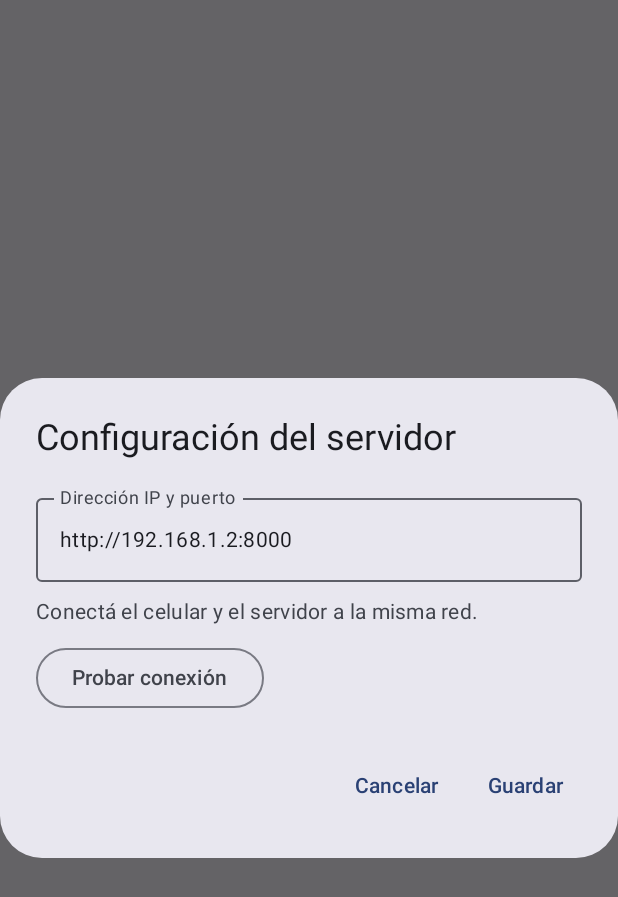
After one commit to McLoviing/How-to-build-a-Bondi-System, an Android app built with Jetpack Compose: the composable DialogServidor shown on its own in the app's theme, on a phone screen of 412 x 824 dp. The commit adds this screen. Shown: the top 897 px of the screen. Run offline under Robolectric (Android 15) with nearby library versions, the phone set to English and light mode, and no system bars; libraries missing offline, so code that uses them is left out: org.maplibre.android; 2 statements that could not run were skipped.

Commit message:
Implementar configuracion dinamica del servidor desde Android

```diff
--- /dev/null
+++ b/android/app/src/main/java/com/example/bondibariloche/DialogServidor.kt
@@ -0,0 +1,67 @@
+package com.example.bondibariloche
+
+import androidx.compose.foundation.layout.*
+import androidx.compose.material3.*
+import androidx.compose.runtime.*
+import androidx.compose.ui.Modifier
+import androidx.compose.ui.platform.LocalContext
+import androidx.compose.ui.unit.dp
+import com.example.bondibariloche.data.ApiConfig
+import com.example.bondibariloche.data.BondiApi
+import kotlinx.coroutines.CancellationException
+import kotlinx.coroutines.launch
+
+@Composable
+fun DialogServidor(cerrar: () -> Unit, guardado: () -> Unit) {
+    val contexto = LocalContext.current
+    val scope = rememberCoroutineScope()
+    var direccion by remember { mutableStateOf(ApiConfig.baseUrl) }
+    var mensaje by remember { mutableStateOf("") }
+    var probando by remember { mutableStateOf(false) }
+    AlertDialog(
+        onDismissRequest = cerrar,
+        title = { Text("Configuración del servidor") },
+        text = {
+            Column(verticalArrangement = Arrangement.spacedBy(10.dp)) {
+                OutlinedTextField(
+                    value = direccion,
+                    onValueChange = { direccion = it; mensaje = "" },
+                    label = { Text("Dirección IP y puerto") },
+                    placeholder = { Text("192.168.1.34:8000") },
+                    singleLine = true,
+                    enabled = !probando,
+                    modifier = Modifier.fillMaxWidth()
+                )
+                Text("Conectá el celular y el servidor a la misma red.")
+                OutlinedButton(enabled = !probando, onClick = {
+                    probando = true
+                    mensaje = "Probando conexión..."
+                    scope.launch {
+                        try {
+                            val cantidad = BondiApi.probarServidor(direccion)
+                            mensaje = "Conexión correcta: $cantidad paradas."
+                        } catch (e: CancellationException) {
+                            throw e
+                        } catch (e: Exception) {
+                            mensaje = e.message ?: "Error de conexión."
+                        } finally {
+                            probando = false
+                        }
+                    }
+                }) { Text("Probar conexión") }
+                if (mensaje.isNotEmpty()) Text(mensaje)
+            }
+        },
+        confirmButton = {
+            TextButton(enabled = !probando, onClick = {
+                try {
+                    ApiConfig.guardarUrl(contexto, direccion)
+                    guardado()
+                } catch (e: Exception) {
+                    mensaje = e.message ?: "Dirección inválida."
+                }
+            }) { Text("Guardar") }
+        },
+        dismissButton = { TextButton(onClick = cerrar) { Text("Cancelar") } }
+    )
+}
```
Also changed, not shown: android/app/src/main/java/com/example/bondibariloche/MainActivity.kt (+24 -7 lines), android/app/src/main/java/com/example/bondibariloche/PantallaPasajero.kt (+11 -1 lines), android/app/src/main/java/com/example/bondibariloche/data/BondiApi.kt (+27 -11 lines).
